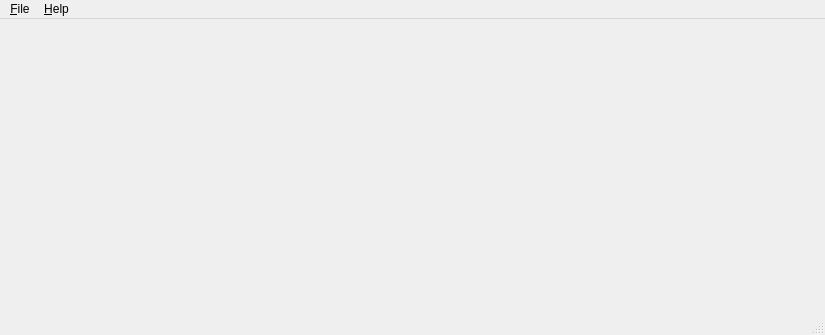
Before: the Qt Designer form src/cmainwindow.ui in AlekseyDurachenko/qookmarks, drawn with Qt 5.
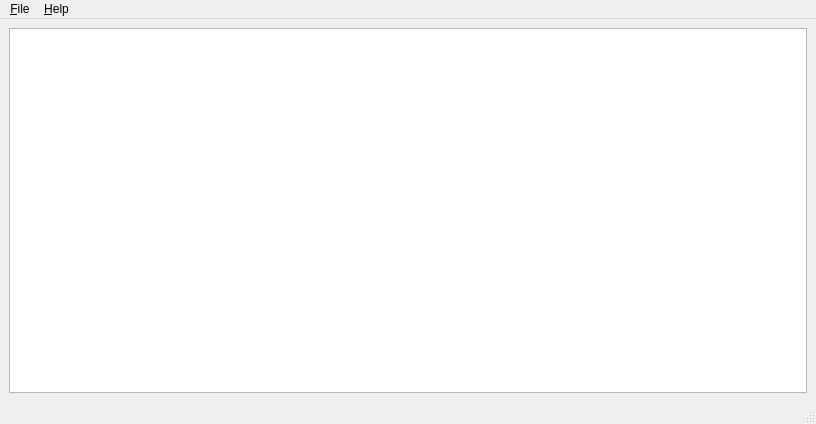
After: the same form once the commit is applied. Icons and pictures are not drawn.

```diff
--- a/src/cmainwindow.ui
+++ b/src/cmainwindow.ui
@@ -6,8 +6,8 @@
    <rect>
     <x>0</x>
     <y>0</y>
-    <width>825</width>
-    <height>335</height>
+    <width>816</width>
+    <height>424</height>
    </rect>
   </property>
   <property name="windowTitle">
@@ -18,14 +18,18 @@
     <normaloff>:/icons/qookmarks.png</normaloff>:/icons/qookmarks.png</iconset>
   </property>
   <widget class="QWidget" name="centralwidget">
-   <layout class="QVBoxLayout" name="verticalLayout"/>
+   <layout class="QVBoxLayout" name="verticalLayout">
+    <item>
+     <widget class="QTreeView" name="treeView_tags"/>
+    </item>
+   </layout>
   </widget>
   <widget class="QMenuBar" name="menubar">
    <property name="geometry">
     <rect>
      <x>0</x>
      <y>0</y>
-     <width>825</width>
+     <width>816</width>
      <height>20</height>
     </rect>
    </property>
```
